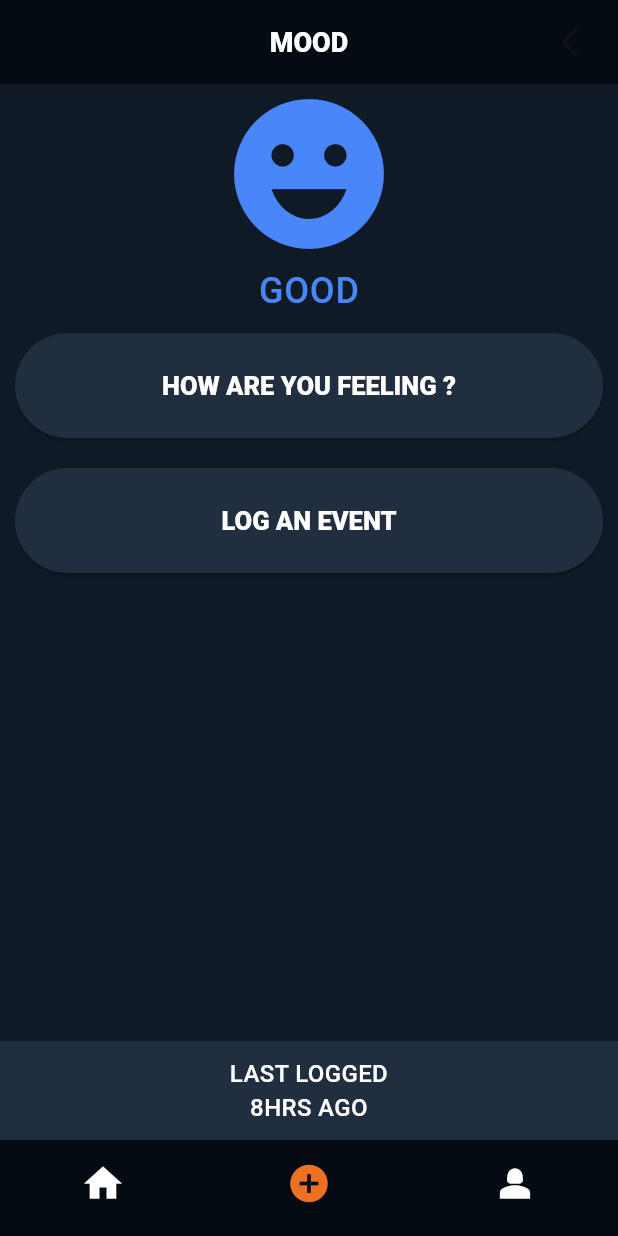
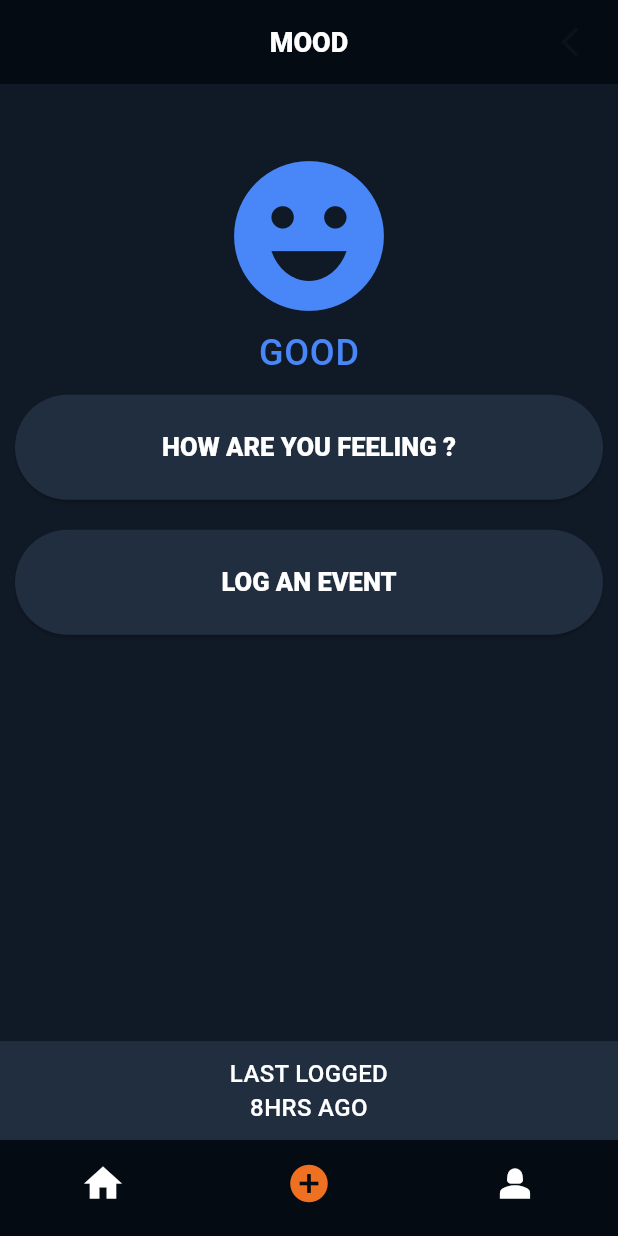
Before and after one commit to MohamedAsmi/trading, a Flutter app: the screen it shows after launch, item 2 of the bottom bar chosen, on a phone screen of 412 x 824 dp. Run offline on Flutter 3.47's test engine with Material 3 defaults, Android fonts, the phone set to English and light mode, and no system bars.

Commit message:
afthal's changes

```diff
--- a/lib/presentation/screens/mood_screen.dart
+++ b/lib/presentation/screens/mood_screen.dart
@@ -31,7 +31,9 @@ class _MoodScreenState extends State<MoodScreen> {
   }
 
   Widget moodActionsWidget(BuildContext context) {
-    return Column(
+    return Padding(
+      padding: SizesUtils.getVerticalMargin(context, 0.1),
+      child: Column(
         children: [
           const Icon(
             Icons.emoji_emotions,
@@ -50,6 +52,7 @@ class _MoodScreenState extends State<MoodScreen> {
             onpressed: () {},
           ),
         ],
+      ),
     );
   }
 
--- a/lib/util/size_utils.dart
+++ b/lib/util/size_utils.dart
@@ -38,4 +38,9 @@ class SizesUtils {
   static double screenHeight(BuildContext context, double height) {
     return MediaQuery.of(context).size.height * height;
   }
+
+  static EdgeInsetsGeometry getVerticalMargin(BuildContext context, num size) {
+    final double marginValue = MediaQuery.of(context).size.width * size;
+    return EdgeInsets.symmetric(vertical: marginValue);
+  }
 }
```
Lines whose indentation alone changed are shown as unchanged.
